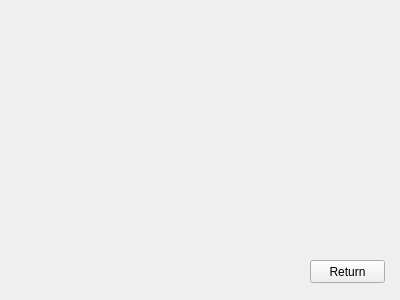
Old version of the form Comcalen/ManageShift.ui in the repository Rolkarolka/Comcalen.
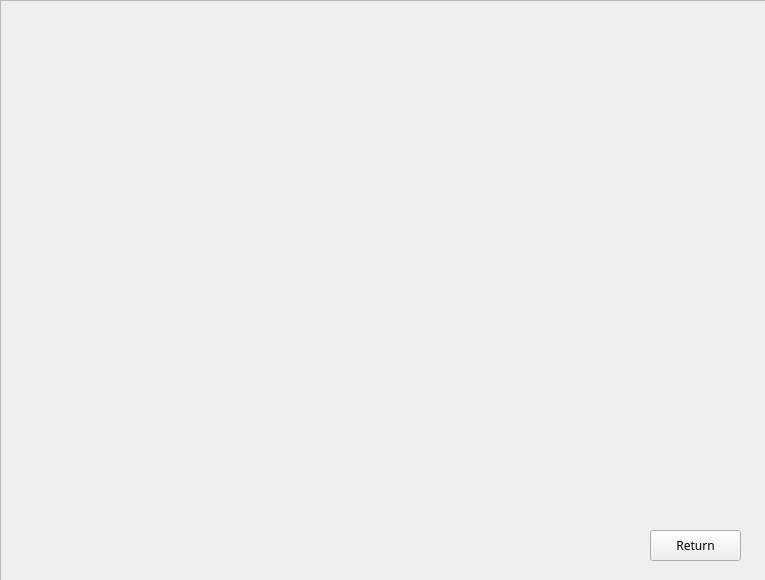
New version of the form. Icons and pictures are not drawn.

What changed in the file:
```diff
--- a/Comcalen/ManageShift.ui
+++ b/Comcalen/ManageShift.ui
@@ -6,25 +6,52 @@
    <rect>
     <x>0</x>
     <y>0</y>
-    <width>400</width>
-    <height>300</height>
+    <width>765</width>
+    <height>580</height>
    </rect>
   </property>
   <property name="windowTitle">
    <string>ManageShift</string>
   </property>
-  <widget class="QPushButton" name="return_mw">
+  <widget class="QFrame" name="frame">
    <property name="geometry">
     <rect>
-     <x>310</x>
-     <y>260</y>
-     <width>75</width>
-     <height>23</height>
+     <x>0</x>
+     <y>0</y>
+     <width>771</width>
+     <height>581</height>
     </rect>
    </property>
-   <property name="text">
-    <string>Return</string>
+   <property name="styleSheet">
+    <string notr="true">QFrame{background:url(:/Comcalen/background.jpg)}</string>
    </property>
+   <property name="frameShape">
+    <enum>QFrame::StyledPanel</enum>
+   </property>
+   <property name="frameShadow">
+    <enum>QFrame::Raised</enum>
+   </property>
+   <widget class="QPushButton" name="return_mw">
+    <property name="geometry">
+     <rect>
+      <x>650</x>
+      <y>530</y>
+      <width>91</width>
+      <height>31</height>
+     </rect>
+    </property>
+    <property name="font">
+     <font>
+      <family>Copperplate Gothic Bold</family>
+     </font>
+    </property>
+    <property name="styleSheet">
+     <string notr="true">QFrame{background:url(:/Comcalen/background.jpg)}</string>
+    </property>
+    <property name="text">
+     <string>Return</string>
+    </property>
+   </widget>
   </widget>
  </widget>
  <layoutdefault spacing="6" margin="11"/>
```
Left out of the diff: 4 changed lines with no effect on the pictures.
